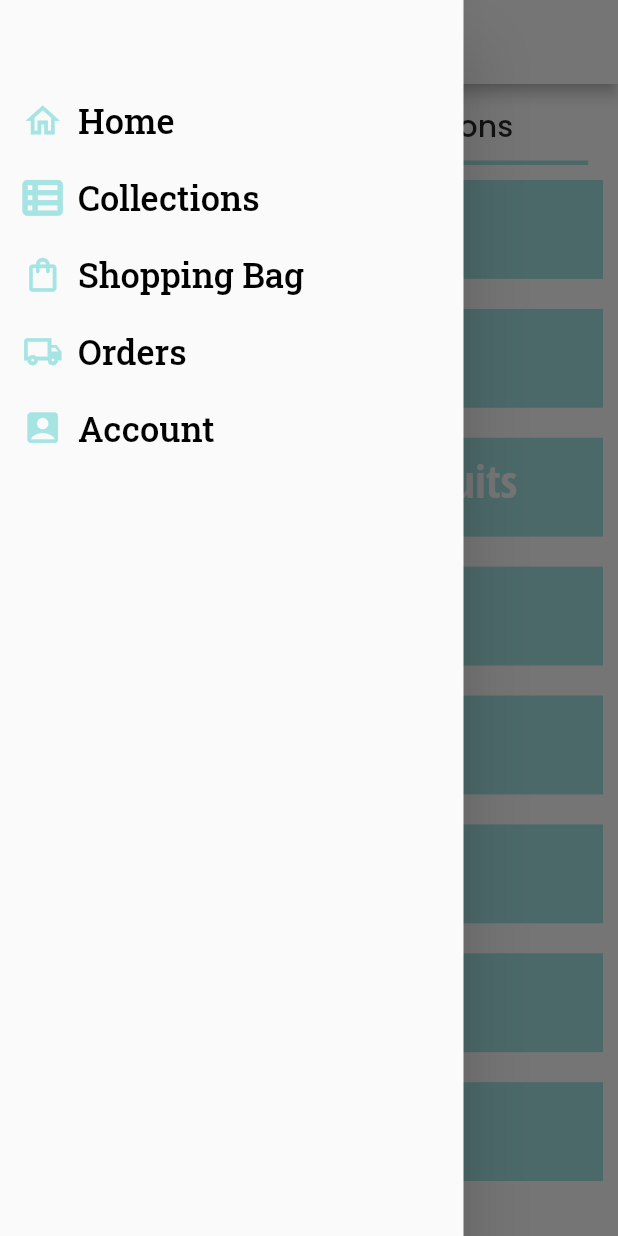
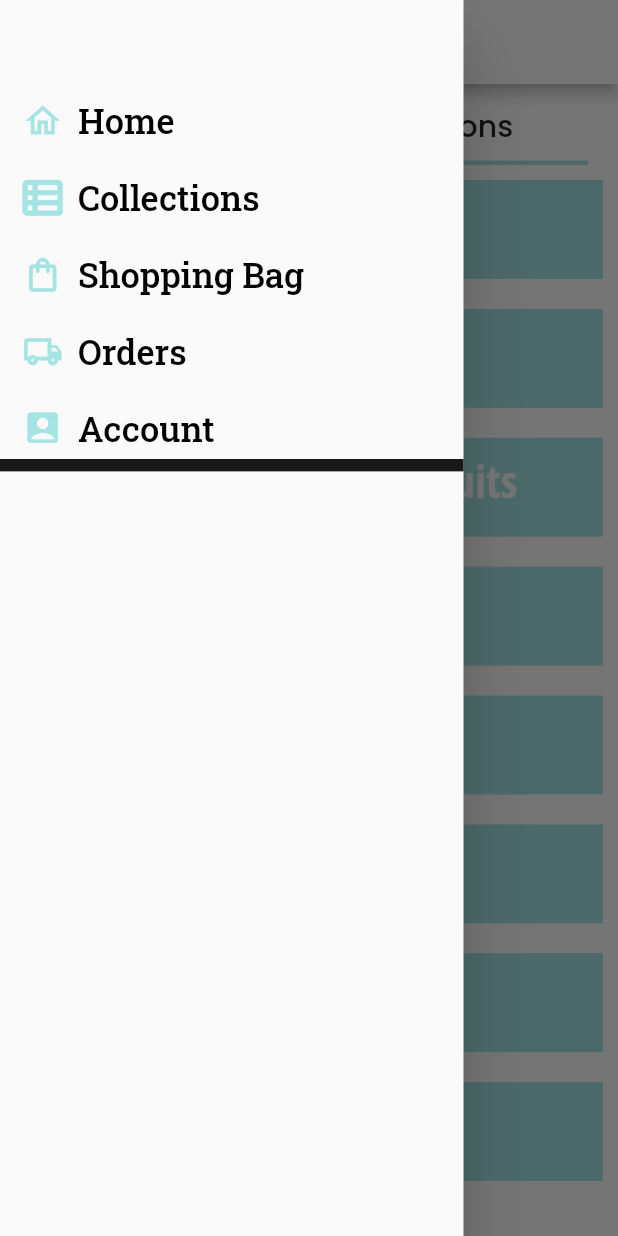
Before and after one commit to KelisG/EcommT, a Flutter app: the screen it shows after launch, tab 2 chosen, with the side drawer open, on a phone screen of 412 x 824 dp. Run offline on Flutter 3.47's test engine with Material 2 defaults, Android fonts, the phone set to English and light mode, and no system bars; our stand-ins replace auto_size_text, cached_network_image, font_awesome_flutter, google_fonts, page_transition, timeago; network calls fail; Roboto replaces fonts that are missing (Open Sans Condensed, Ubuntu).

Commit message:
Updating to latest FlutterFlow output.

```diff
--- a/lib/ecom_test/ecom_test_widget.dart
+++ b/lib/ecom_test/ecom_test_widget.dart
@@ -247,6 +247,13 @@ class _EcomTestWidgetState extends State<EcomTestWidget> {
                         )
                       ],
                     ),
+                  ),
+                ),
+                Container(
+                  width: 100,
+                  height: MediaQuery.of(context).size.height * 0.01,
+                  decoration: BoxDecoration(
+                    color: Color(0xE7000000),
                   ),
                 )
               ],
```
